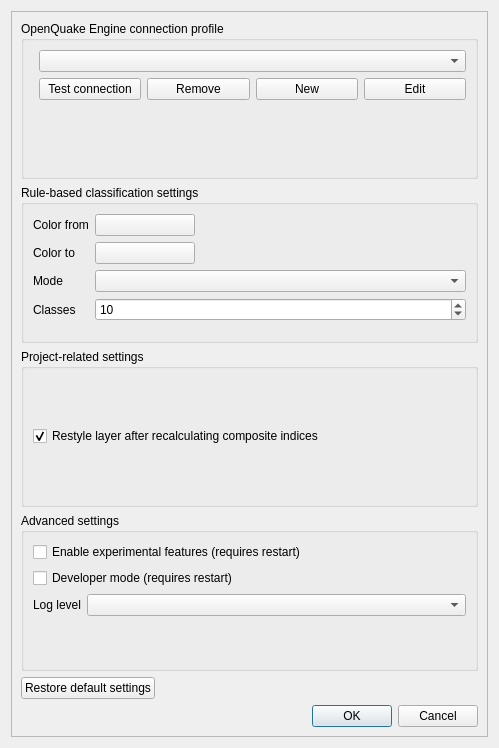
This is svir/ui/ui_settings.ui in gem/oq-irmt-qgis as Qt 5 draws it before an edit. The edited form follows.
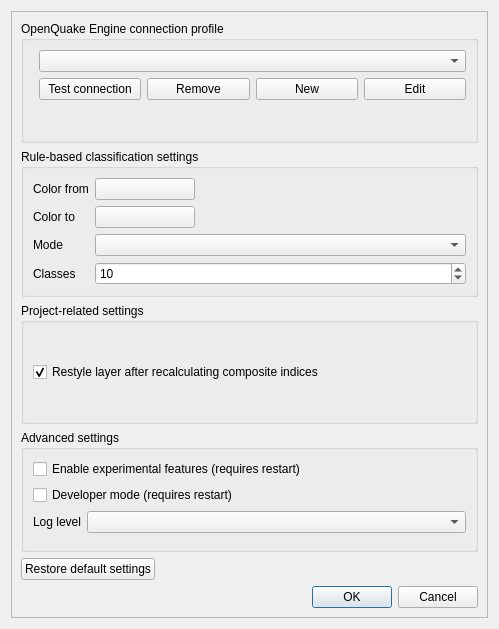
This is the edited form. Icons and pictures are not drawn.

Commit message: Avoid plugin settings dialog to be vertically expanded above a maximum size

```diff
--- a/svir/ui/ui_settings.ui
+++ b/svir/ui/ui_settings.ui
@@ -7,9 +7,15 @@
     <x>0</x>
     <y>0</y>
     <width>499</width>
-    <height>748</height>
+    <height>629</height>
    </rect>
   </property>
+  <property name="maximumSize">
+   <size>
+    <width>499</width>
+    <height>629</height>
+   </size>
+  </property>
   <property name="windowTitle">
    <string>OpenQuake IRMT Settings</string>
   </property>
@@ -29,7 +35,7 @@
         <x>0</x>
         <y>0</y>
         <width>479</width>
-        <height>728</height>
+        <height>609</height>
        </rect>
       </property>
       <layout class="QVBoxLayout" name="verticalLayout_4">
```
